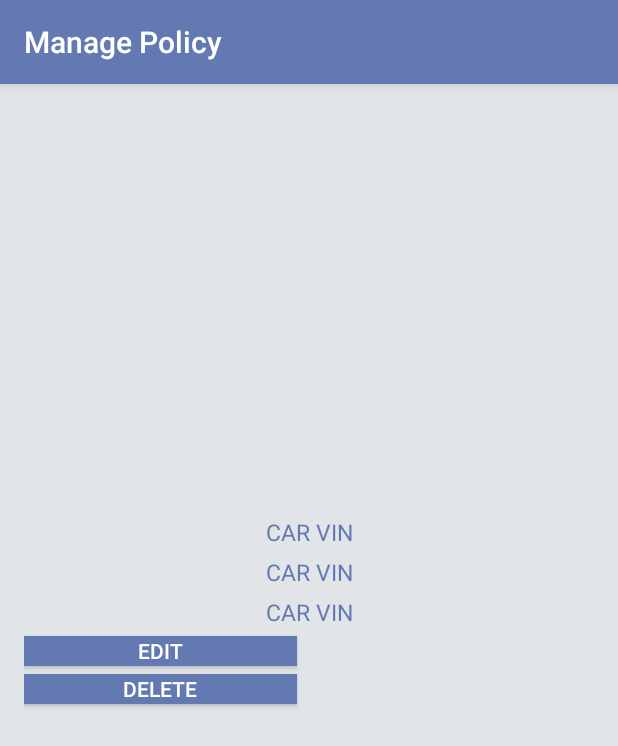
After one commit to Tykota/RagtagGroupInsurance, an Android app: the layout activity_manage_policy.xml on its own in the app's theme, with its tools: preview values and no code run, on a phone screen of 412 x 824 dp. The commit adds this screen. Shown: the top 746 px of the screen. Run offline under Robolectric (Android 15) with nearby library versions, the phone set to English and light mode, and no system bars.

Commit message:
Started the list of cars from the database for the user
Unable to test right now, I will be testing later to see what exactly the output is from the Database request.

```diff
--- a/InsuranceWizardsApp/app/build.gradle
+++ b/InsuranceWizardsApp/app/build.gradle
@@ -1,4 +1,5 @@
 apply plugin: 'com.android.application'
+apply plugin: 'com.google.gms.google-services'
 
 android {
     compileSdkVersion 27
@@ -23,6 +24,7 @@ dependencies {
     implementation 'com.android.support:appcompat-v7:27.1.1'
     implementation 'com.android.support.constraint:constraint-layout:1.1.3'
     implementation 'com.android.support:design:27.1.1'
+    implementation 'com.google.firebase:firebase-database:16.0.1'
     testImplementation 'junit:junit:4.12'
     androidTestImplementation 'com.android.support.test:runner:1.0.2'
     androidTestImplementation 'com.android.support.test.espresso:espresso-core:3.0.2'
--- a/InsuranceWizardsApp/app/src/main/java/com/capstone/insuranceapp/HomePage.java
+++ b/InsuranceWizardsApp/app/src/main/java/com/capstone/insuranceapp/HomePage.java
@@ -14,4 +14,6 @@ public class HomePage extends AppCompatActivity {
         setSupportActionBar(toolbar);
     }
 
+
+
 }
--- /dev/null
+++ b/InsuranceWizardsApp/app/src/main/java/com/capstone/insuranceapp/managePolicy.java
@@ -0,0 +1,52 @@
+package com.capstone.insuranceapp;
+
+import android.app.AlertDialog;
+import android.content.Intent;
+import android.support.v7.app.AppCompatActivity;
+import android.os.Bundle;
+import android.text.Editable;
+import android.text.TextWatcher;
+import android.util.Log;
+import android.view.View;
+import android.widget.Button;
+import android.widget.EditText;
+
+import com.google.firebase.database.DataSnapshot;
+import com.google.firebase.database.DatabaseError;
+import com.google.firebase.database.DatabaseReference;
+import com.google.firebase.database.FirebaseDatabase;
+import com.google.firebase.database.ValueEventListener;
+
+public class managePolicy extends AppCompatActivity {
+    @Override
+    protected void onCreate(Bundle savedInstanceState) {
+        super.onCreate(savedInstanceState);
+        setContentView(R.layout.activity_manage_policy);
+
+        FirebaseDatabase database = FirebaseDatabase.getInstance();
+        DatabaseReference myRef = database.getReference("clients");
+
+
+        //Populate list of cars from Database
+        // Read from the database
+        myRef.addValueEventListener(new ValueEventListener() {
+            @Override
+            public void onDataChange(DataSnapshot dataSnapshot) {
+                // This method is called once with the initial value and again
+                // whenever data at this location is updated.
+                String value = dataSnapshot.getValue(String.class);
+
+                Log.d("SWAG", "Value is: " + value);
+            }
+
+            @Override
+            public void onCancelled(DatabaseError error) {
+                // Failed to read value
+                Log.w("SWAG", "Failed to read value.", error.toException());
+            }
+        });
+
+
+    }
+
+}
--- /dev/null
+++ b/InsuranceWizardsApp/app/src/main/res/layout/activity_manage_policy.xml
@@ -0,0 +1,93 @@
+<?xml version="1.0" encoding="utf-8"?>
+<RelativeLayout xmlns:android="http://schemas.android.com/apk/res/android"
+    xmlns:app="http://schemas.android.com/apk/res-auto"
+    xmlns:tools="http://schemas.android.com/tools"
+    android:layout_width="match_parent"
+    android:layout_height="match_parent"
+    android:background="@color/colorAccent"
+    tools:context=".MainActivity">
+
+    <android.support.v7.widget.Toolbar
+        android:id="@+id/my_toolbar"
+        android:layout_width="match_parent"
+        android:layout_height="?attr/actionBarSize"
+        android:background="@color/colorPrimary"
+        android:elevation="4dp"
+        app:title="Manage Policy"
+        android:theme="@style/ThemeOverlay.AppCompat.ActionBar"
+        app:popupTheme="@style/ThemeOverlay.AppCompat.Light"
+        app:titleTextColor="@android:color/white" />
+
+
+    <LinearLayout
+        android:layout_width="match_parent"
+        android:layout_height="wrap_content"
+        android:layout_centerInParent="true"
+        android:layout_marginLeft="16dp"
+        android:layout_marginRight="16dp"
+        android:orientation="vertical">
+
+        <TextView
+            android:layout_width="match_parent"
+            android:layout_height="wrap_content"
+            android:layout_marginBottom="5dp"
+            android:text="CAR VIN"
+            android:textAlignment="center"
+            android:textAppearance="@android:style/TextAppearance"
+            android:textColor="@color/colorPrimary"
+            android:textSize="15sp" />
+
+        <TextView
+            android:layout_width="match_parent"
+            android:layout_height="wrap_content"
+            android:layout_marginBottom="5dp"
+            android:text="CAR VIN"
+            android:textAlignment="center"
+            android:textAppearance="@android:style/TextAppearance"
+            android:textColor="@color/colorPrimary"
+            android:textSize="15sp" />
+
+        <TextView
+            android:layout_width="match_parent"
+            android:layout_height="wrap_content"
+            android:layout_marginBottom="5dp"
+            android:text="CAR VIN"
+            android:textAlignment="center"
+            android:textAppearance="@android:style/TextAppearance"
+            android:textColor="@color/colorPrimary"
+            android:textSize="15sp" />
+
+
+        <Button
+            android:id="@+id/edit"
+            style="@style/Widget.AppCompat.Button"
+            android:layout_width="182dp"
+            android:layout_height="20dp"
+            android:layout_marginBottom="5dp"
+            android:background="@color/colorPrimary"
+            android:text="@string/edit_car"
+            android:textColor="@android:color/white" />
+
+        <Button
+            android:id="@+id/delete"
+            style="@style/Widget.AppCompat.Button"
+            android:layout_width="182dp"
+            android:layout_height="20dp"
+            android:layout_marginBottom="10dp"
+            android:background="@color/colorPrimary"
+            android:text="@string/remove_car"
+            android:textColor="@android:color/white" />
+
+
+
+
+
+
+
+
+        <!--
+            BUTTONS STAY AT BOTTOM-->
+
+
+    </LinearLayout>
+</RelativeLayout>
--- a/InsuranceWizardsApp/app/src/main/res/values/strings.xml
+++ b/InsuranceWizardsApp/app/src/main/res/values/strings.xml
@@ -1,4 +1,6 @@
 <resources>
+    <string name ="edit_car">Edit</string>
+    <string name = "remove_car">Delete</string>
     <string name="app_name">Wizard Insurance</string>
     <string name="login">Login</string>
     <string name="password">Password</string>
--- a/InsuranceWizardsApp/build.gradle
+++ b/InsuranceWizardsApp/build.gradle
@@ -7,7 +7,8 @@ buildscript {
 
     }
     dependencies {
-        classpath 'com.android.tools.build:gradle:3.3.1'
+        classpath 'com.android.tools.build:gradle:3.3.2'
+        classpath 'com.google.gms:google-services:4.1.0'
         // classpath will change depending on android studio version
         // NOTE: Do not place your application dependencies here; they belong
         // in the individual module build.gradle files
```
Also changed, not shown: 1 other file.
